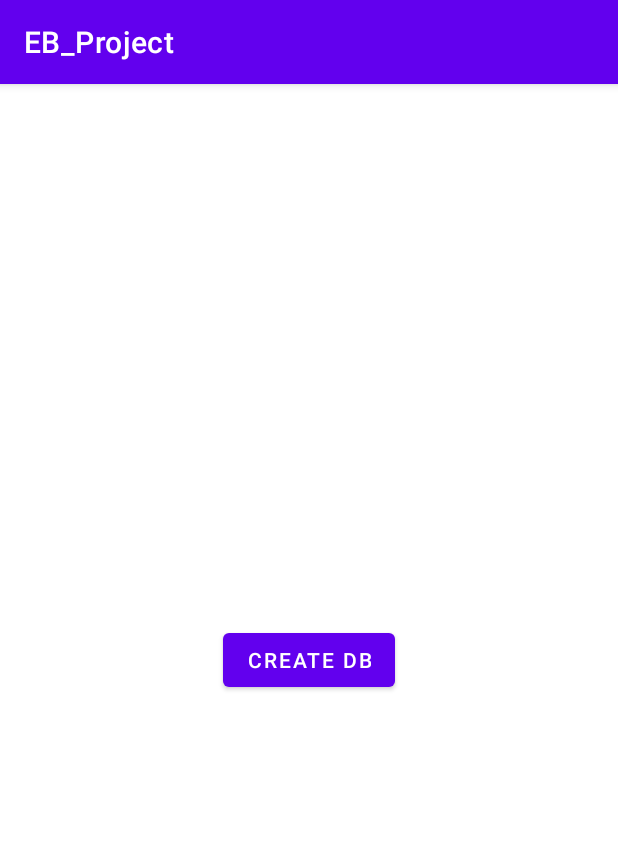
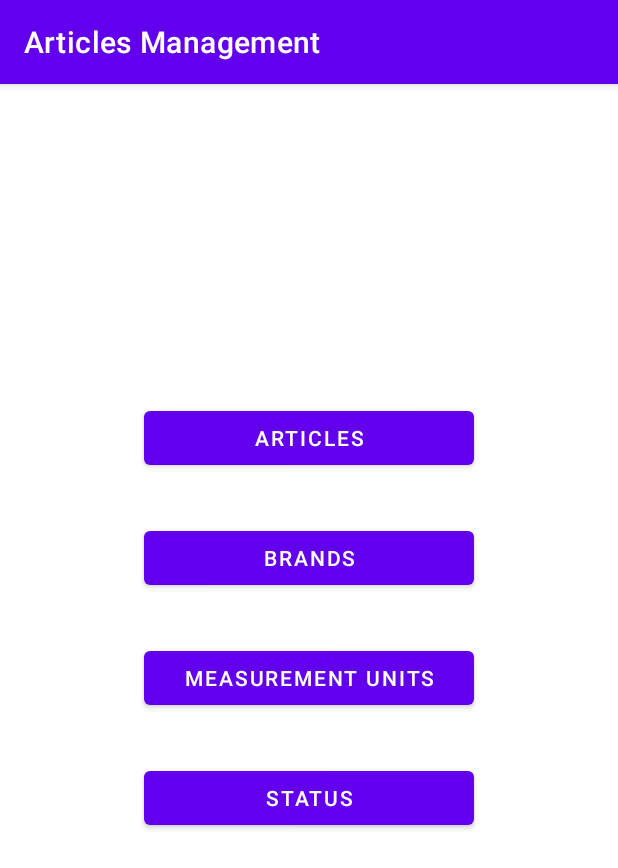
Before and after one commit to AlexRTC1997/EB_Project, an Android app: the screen it shows after launch (MainActivity), on a phone screen of 412 x 824 dp. Shown: the top 868 px of the screen. Run offline under Robolectric (Android 15) with nearby library versions, the phone set to English and light mode, and no system bars.

```diff
--- a/app/src/main/java/com/example/eb_project/MainActivity.java
+++ b/app/src/main/java/com/example/eb_project/MainActivity.java
@@ -2,6 +2,7 @@ package com.example.eb_project;
 
 import androidx.appcompat.app.AppCompatActivity;
 
+import android.content.Intent;
 import android.database.sqlite.SQLiteDatabase;
 import android.os.Bundle;
 import android.view.View;
@@ -11,29 +12,43 @@ import android.widget.Toast;
 import com.example.eb_project.db.DbHelper;
 
 public class MainActivity extends AppCompatActivity {
-    // [1]
-    Button tempButton;
+
+    Button btnStatus;
+
 
     @Override
     protected void onCreate(Bundle savedInstanceState) {
         super.onCreate(savedInstanceState);
         setContentView(R.layout.activity_main);
 
-        // [1]
-        tempButton = findViewById(R.id.temp_button);
+        // Create DB
+        DbHelper dbHelper = new DbHelper(MainActivity.this);
+        SQLiteDatabase db = dbHelper.getWritableDatabase();
 
-        tempButton.setOnClickListener(new View.OnClickListener() {
+        /* CREATE DATABASE MESSAGE
+        if(db != null) {
+            Toast.makeText(MainActivity.this, "Database created", Toast.LENGTH_SHORT).show();
+        } else {
+            Toast.makeText(MainActivity.this, "Something went wrong", Toast.LENGTH_LONG).show();
+        }
+        */
+
+        btnStatus = findViewById(R.id.btn_main_status);
+
+        btnStatus.setOnClickListener(new View.OnClickListener() {
             @Override
             public void onClick(View view) {
-                DbHelper dbHelper = new DbHelper(MainActivity.this);
-                SQLiteDatabase db = dbHelper.getWritableDatabase();
-
-                if(db != null) {
-                    Toast.makeText(MainActivity.this, "Database created", Toast.LENGTH_SHORT).show();
-                } else {
-                    Toast.makeText(MainActivity.this, "Something went wrong", Toast.LENGTH_LONG).show();
-                }
+                goStatusActivity(view);
             }
         });
+
+
     }
+
+    // Intent
+    public void goStatusActivity(View view) {
+        Intent statusIntent = new Intent(this, StatusActivity.class);
+        startActivity(statusIntent);
+    }
+
 }
--- a/app/src/main/res/layout/activity_main.xml
+++ b/app/src/main/res/layout/activity_main.xml
@@ -7,12 +7,56 @@
     tools:context=".MainActivity">
 
     <Button
-        android:id="@+id/temp_button"
-        android:layout_width="wrap_content"
+        android:id="@+id/btn_main_articles"
+        android:layout_width="0dp"
         android:layout_height="wrap_content"
-        android:text="@string/temp_button"
+        android:layout_marginStart="96dp"
+        android:layout_marginTop="212dp"
+        android:layout_marginEnd="96dp"
+        android:text="@string/main_articles_label"
+        app:layout_constraintEnd_toEndOf="parent"
+        app:layout_constraintHorizontal_bias="0.498"
+        app:layout_constraintStart_toStartOf="parent"
+        app:layout_constraintTop_toTopOf="parent" />
+
+    <Button
+        android:id="@+id/btn_main_brands"
+        android:layout_width="0dp"
+        android:layout_height="wrap_content"
+        android:layout_marginStart="96dp"
+        android:layout_marginTop="32dp"
+        android:layout_marginEnd="96dp"
+        android:text="@string/main_brands_label"
+        app:layout_constraintEnd_toEndOf="parent"
+        app:layout_constraintHorizontal_bias="0.498"
+        app:layout_constraintStart_toStartOf="parent"
+        app:layout_constraintTop_toBottomOf="@+id/btn_main_articles" />
+
+    <Button
+        android:id="@+id/btn_main_measurements"
+        android:layout_width="0dp"
+        android:layout_height="wrap_content"
+        android:layout_marginStart="96dp"
+        android:layout_marginTop="32dp"
+        android:layout_marginEnd="96dp"
+        android:text="@string/main_measurements_label"
+        app:layout_constraintEnd_toEndOf="parent"
+        app:layout_constraintHorizontal_bias="0.498"
+        app:layout_constraintStart_toStartOf="parent"
+        app:layout_constraintTop_toBottomOf="@+id/btn_main_brands" />
+
+    <Button
+        android:id="@+id/btn_main_status"
+        android:layout_width="0dp"
+        android:layout_height="wrap_content"
+        android:layout_marginStart="96dp"
+        android:layout_marginTop="32dp"
+        android:layout_marginEnd="96dp"
+        android:text="@string/main_status_label"
         app:layout_constraintBottom_toBottomOf="parent"
         app:layout_constraintEnd_toEndOf="parent"
+        app:layout_constraintHorizontal_bias="0.0"
         app:layout_constraintStart_toStartOf="parent"
-        app:layout_constraintTop_toTopOf="parent" />
+        app:layout_constraintTop_toBottomOf="@+id/btn_main_measurements"
+        app:layout_constraintVertical_bias="0.0" />
 </androidx.constraintlayout.widget.ConstraintLayout>
--- a/app/src/main/res/values/strings.xml
+++ b/app/src/main/res/values/strings.xml
@@ -1,7 +1,12 @@
 <resources>
-    <string name="app_name">EB_Project</string>
+    <string name="app_name">Articles Management</string>
 
-    <string name="temp_button">Create DB</string>
+    <!-- MAIN STRING -->
+    <string name="main_articles_label">Articles</string>
+    <string name="main_brands_label">Brands</string>
+    <string name="main_measurements_label">Measurement Units</string>
+    <string name="main_status_label">Status</string>
+
 
     <!-- STATUS STRINGS -->
     <string name="status_id_label">ID</string>
```
Also changed, not shown: app/src/main/AndroidManifest.xml (+10 -3 lines), app/src/main/res/layout/activity_status.xml (+10 -9 lines).
